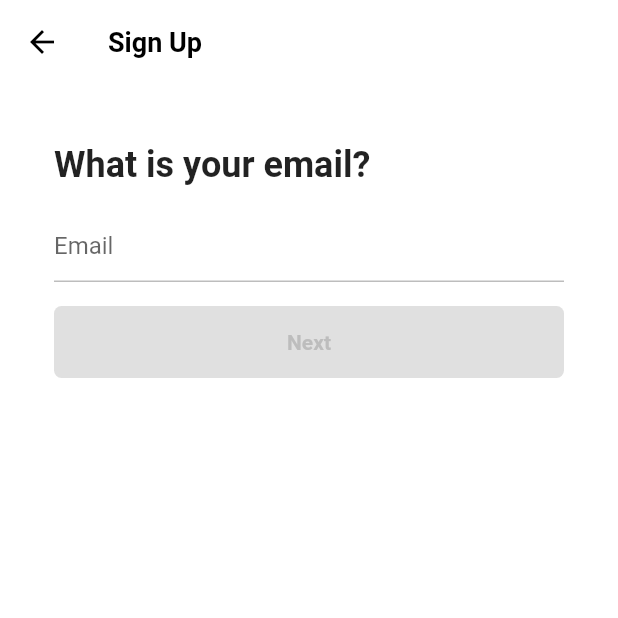
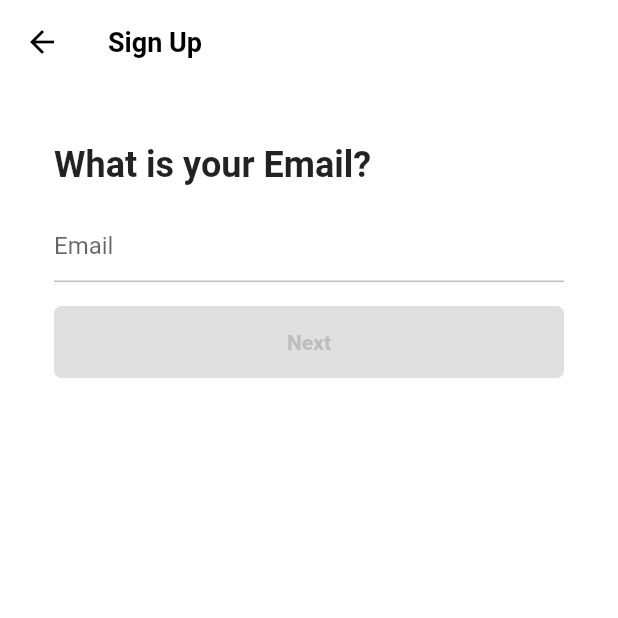
Before and after one commit to seayurre/nomadFlutter, a Flutter app: the UsernameScreen screen opened directly, on a phone screen of 412 x 824 dp, the top half of it. Run offline on Flutter 3.47's test engine with Material 2 defaults, Android fonts, the phone set to English and light mode, and no system bars; our stand-ins replace font_awesome_flutter.

```diff
--- a/lib/features/authentication/username_screen.dart
+++ b/lib/features/authentication/username_screen.dart
@@ -58,7 +58,7 @@ class _UsernameScreenState extends State<UsernameScreen> {
           children: [
             Gaps.v40,
             const Text(
-              "What is your email?",
+              "What is your Email?",
               style: TextStyle(
                 fontSize: Sizes.size24,
                 fontWeight: FontWeight.w700,
```
